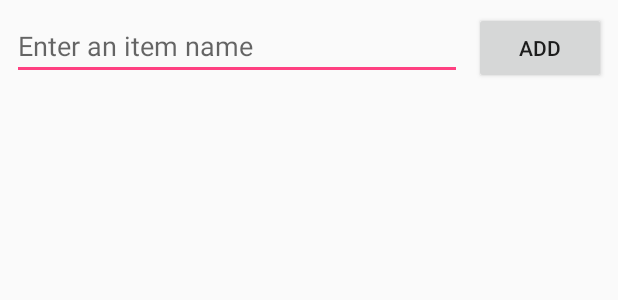
After one commit to tartarJR/Shopping-List, an Android app: the layout content_active_shopping_list_items.xml on its own in the app's theme, with its tools: preview values and no code run, on a phone screen of 412 x 824 dp. The commit adds this screen. Shown: the top 300 px of the screen. Run offline under Robolectric (Android 15) with nearby library versions, the phone set to English and light mode, and no system bars.

Commit message:
completed shopping list logic added

```diff
--- /dev/null
+++ b/app/src/main/res/layout/content_active_shopping_list_items.xml
@@ -0,0 +1,64 @@
+<?xml version="1.0" encoding="utf-8"?>
+<android.support.constraint.ConstraintLayout xmlns:android="http://schemas.android.com/apk/res/android"
+    xmlns:app="http://schemas.android.com/apk/res-auto"
+    xmlns:tools="http://schemas.android.com/tools"
+    android:id="@+id/addItemLayout"
+    android:layout_width="match_parent"
+    android:layout_height="match_parent"
+    app:layout_behavior="@string/appbar_scrolling_view_behavior"
+    tools:context=".ui.activeshoppinglistitems.ItemDisplayActivity"
+    tools:showIn="@layout/active_shopping_list_items_layout">
+
+    <AutoCompleteTextView
+        android:id="@+id/itemNameActv"
+        android:layout_width="0dp"
+        android:layout_height="wrap_content"
+        android:layout_marginEnd="8dp"
+        android:layout_marginLeft="8dp"
+        android:layout_marginRight="8dp"
+        android:layout_marginStart="8dp"
+        android:layout_marginTop="8dp"
+        android:hint="@string/item_name_actv_hint"
+        app:layout_constraintEnd_toStartOf="@+id/addItemBtn"
+        app:layout_constraintStart_toStartOf="parent"
+        app:layout_constraintTop_toTopOf="parent" />
+
+    <Button
+        android:id="@+id/addItemBtn"
+        android:layout_width="0dp"
+        android:layout_height="wrap_content"
+        android:layout_marginEnd="8dp"
+        android:layout_marginRight="8dp"
+        android:layout_marginTop="8dp"
+        android:text="@string/add_btn_txt"
+        app:layout_constraintEnd_toEndOf="parent"
+        app:layout_constraintTop_toTopOf="parent" />
+
+    <android.support.v7.widget.RecyclerView
+        android:id="@+id/recyclerView"
+        android:layout_width="0dp"
+        android:layout_height="0dp"
+        android:layout_marginBottom="8dp"
+        android:layout_marginEnd="8dp"
+        android:layout_marginLeft="8dp"
+        android:layout_marginRight="8dp"
+        android:layout_marginStart="8dp"
+        android:layout_marginTop="8dp"
+        app:layout_constraintBottom_toBottomOf="parent"
+        app:layout_constraintEnd_toEndOf="parent"
+        app:layout_constraintStart_toStartOf="parent"
+        app:layout_constraintTop_toBottomOf="@+id/itemNameActv" />
+
+    <TextView
+        android:id="@+id/noDataTv"
+        android:layout_width="wrap_content"
+        android:layout_height="wrap_content"
+        android:text="@string/no_items_in_your_shopping_list"
+        android:textSize="18sp"
+        android:visibility="invisible"
+        app:layout_constraintBottom_toBottomOf="parent"
+        app:layout_constraintEnd_toEndOf="parent"
+        app:layout_constraintStart_toStartOf="parent"
+        app:layout_constraintTop_toTopOf="parent" />
+
+</android.support.constraint.ConstraintLayout>
--- a/app/src/main/res/values/strings.xml
+++ b/app/src/main/res/values/strings.xml
@@ -7,7 +7,7 @@
     <string name="see_completed_shopping_lists">See completed shopping lists</string>
 
     <!--ItemsActivity-->
-    <string name="items_activity_title">Manage Items</string>
+    <string name="items_activity_title">Item Management</string>
     <string name="no_items_found">No Items Found</string>
     <string name="item_name">Item Name</string>
 
```
Also changed, not shown: app/src/main/java/com/tatar/shoppinglist/ui/activeshoppinglistitems/ItemAdapter.java (+24 -3 lines), app/src/main/java/com/tatar/shoppinglist/ui/activeshoppinglistitems/ItemDisplayActivity.java (+28 -2 lines), app/src/main/java/com/tatar/shoppinglist/utils/ui/alertdialog/AlertDialogHelper.java (+19 -0 lines), app/src/main/res/layout/active_shopping_list_items_layout.xml (+10 -55 lines).
